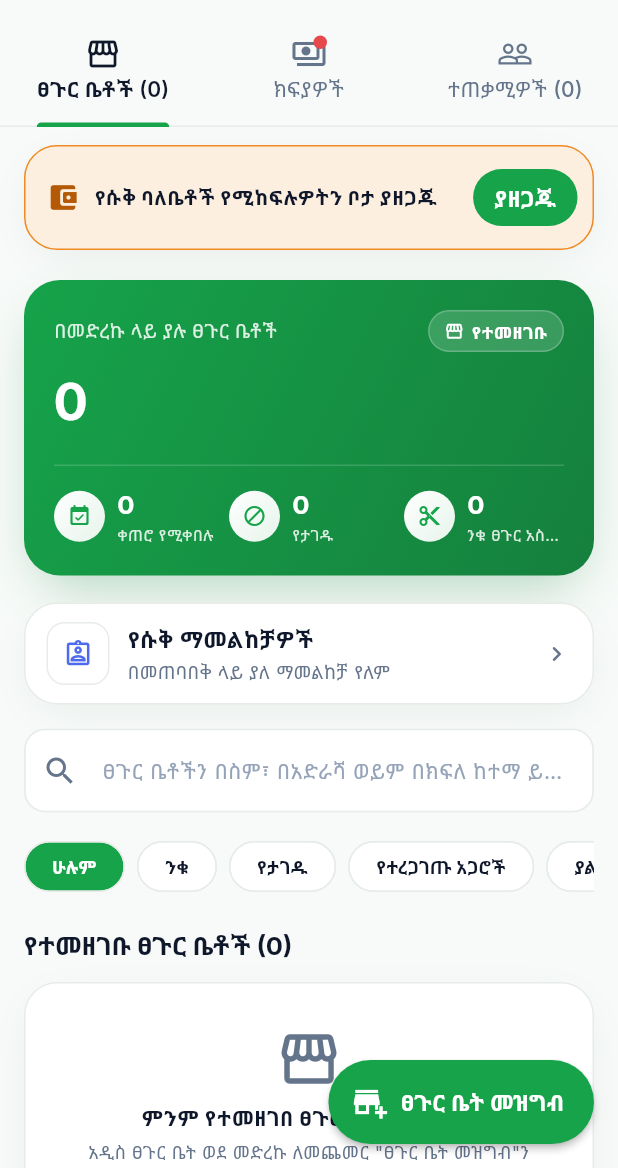
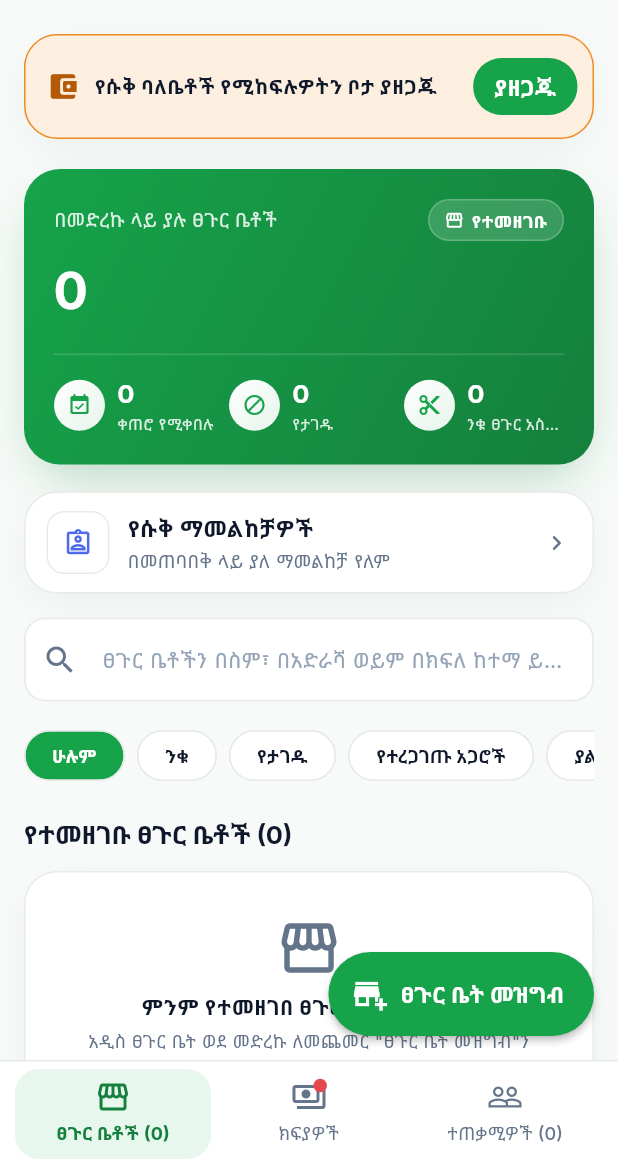
Before and after one commit to biniambeza/Barbershop-Booking-System, a Flutter app: the AdminDashboardScreen screen opened directly, on a phone screen of 412 x 824 dp, the part 68-1236 px from its top. Run offline on Flutter 3.47's test engine with Material 3 defaults, Android fonts, the phone set to English and light mode, and no system bars; our stand-ins replace cloud_firestore, cloud_functions, firebase_auth, firebase_core, firebase_crashlytics, firebase_messaging and 7 more; missing offline and left inert: firebase_app_check; accounts and stored records are empty.

Commit message:
feat(admin): move Shops / Payments / Users tabs to a bottom navigation bar

```diff
--- a/lib/features/admin/screens/admin_dashboard_screen.dart
+++ b/lib/features/admin/screens/admin_dashboard_screen.dart
@@ -126,28 +126,55 @@ class _AdminDashboardScreenState extends State<AdminDashboardScreen> with Single
           ),
           const SizedBox(width: 4),
         ],
-        bottom: TabBar(
+      ),
+      // Shops / Payments / Users live in a bottom navigation bar.
+      bottomNavigationBar: DecoratedBox(
+        decoration: BoxDecoration(
+          color: AppTheme.navBar,
+          border: Border(top: BorderSide(color: AppTheme.hairline)),
+        ),
+        child: SafeArea(
+          top: false,
+          child: Padding(
+            padding: const EdgeInsets.fromLTRB(10, 6, 10, 6),
+            child: TabBar(
               controller: _tabController,
-          indicatorColor: AppTheme.ink,
-          indicatorSize: TabBarIndicatorSize.label,
-          labelColor: AppTheme.textPrimary,
+              indicator: BoxDecoration(
+                color: AppTheme.greenSoft,
+                borderRadius: BorderRadius.circular(16),
+              ),
+              indicatorSize: TabBarIndicatorSize.tab,
+              dividerColor: Colors.transparent,
+              splashBorderRadius: BorderRadius.circular(16),
+              labelColor: AppTheme.success,
               unselectedLabelColor: AppTheme.textSecondary,
+              labelStyle: const TextStyle(fontSize: 12, fontWeight: FontWeight.w700),
+              unselectedLabelStyle: const TextStyle(fontSize: 12, fontWeight: FontWeight.w500),
+              labelPadding: const EdgeInsets.symmetric(horizontal: 4),
               tabs: [
                 Tab(
+                  height: 58,
+                  iconMargin: const EdgeInsets.only(bottom: 4),
                   icon: const Icon(Icons.storefront),
                   text: context.l10n.tabShops(allShops.length),
                 ),
                 Tab(
                   key: const ValueKey('admin-tab-payments'),
+                  height: 58,
+                  iconMargin: const EdgeInsets.only(bottom: 4),
                   // receivers setup: red dot until owners have somewhere to pay
                   icon: const ReceiversSetupDot(child: Icon(Icons.payments_outlined)),
                   text: context.l10n.admPayTab,
                 ),
                 Tab(
+                  height: 58,
+                  iconMargin: const EdgeInsets.only(bottom: 4),
                   icon: const Icon(Icons.people_outline),
                   text: context.l10n.tabUsers(allUsers.length),
                 ),
               ],
+            ),
+          ),
         ),
       ),
       floatingActionButton: FloatingActionButton.extended(
```
Lines whose indentation alone changed are shown as unchanged.
